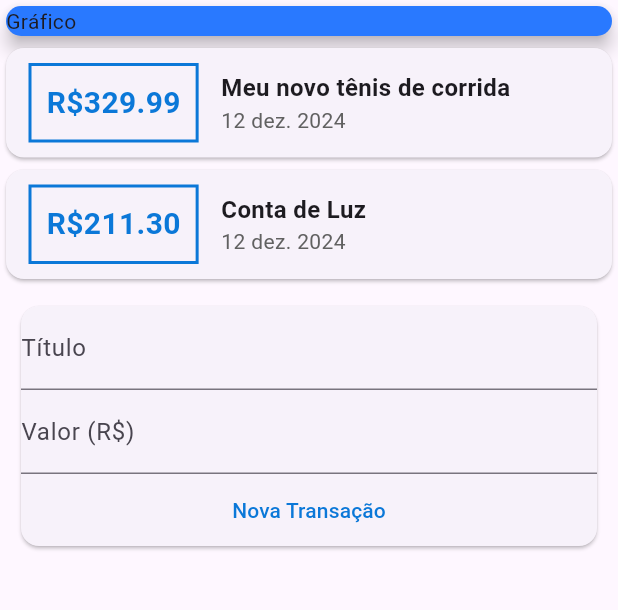
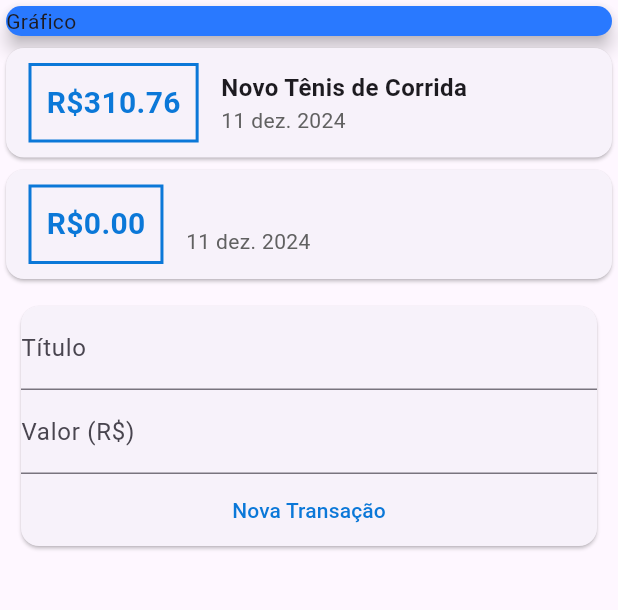
Before and after one commit to Jooaomarcelo/despesas-app, a Flutter app: the screen it shows after launch, after a tap on "Nova Transação", on a phone screen of 412 x 824 dp, the part 84-694 px from its top. Run offline on Flutter 3.47's test engine with Material 3 defaults, Android fonts, the light colour scheme and no system bars.

Commit message:
Added feature to create new transaction

```diff
--- a/lib/components/transaction_form.dart
+++ b/lib/components/transaction_form.dart
@@ -1,10 +1,11 @@
 import 'package:flutter/material.dart';
 
 class TransactionForm extends StatelessWidget {
-  TransactionForm({super.key});
-
   final titleController = TextEditingController();
   final valueController = TextEditingController();
+  final void Function(String, double) onSubmit;
+
+  TransactionForm(this.onSubmit, {super.key});
 
   @override
   Widget build(BuildContext context) {
@@ -15,19 +16,20 @@ class TransactionForm extends StatelessWidget {
           children: [
             TextField(
               controller: titleController,
-              decoration: InputDecoration(labelText: 'Título'),
+              decoration: const InputDecoration(labelText: 'Título'),
             ),
             TextField(
               controller: valueController,
-              decoration: InputDecoration(labelText: 'Valor (R\$)'),
+              decoration: const InputDecoration(labelText: 'Valor (R\$)'),
             ),
             TextButton(
               style: TextButton.styleFrom(
                 foregroundColor: const Color.fromRGBO(11, 120, 216, 1),
               ),
               onPressed: () {
-                print(titleController.text);
-                print(valueController.text);
+                final title = titleController.text;
+                final value = double.tryParse(valueController.text) ?? 0.0;
+                onSubmit(title, value);
               },
               child: const Text('Nova Transação'),
             )
--- a/lib/components/transaction_user.dart
+++ b/lib/components/transaction_user.dart
@@ -14,25 +14,33 @@ class TransactionUser extends StatefulWidget {
 class _TransactionUserState extends State<TransactionUser> {
   final List<Transaction> _transactions = [
     Transaction(
-      id: '1',
-      title: 'Meu novo tênis de corrida',
-      value: 329.99,
-      date: DateTime.now(),
-    ),
-    Transaction(
-      id: '2',
-      title: 'Conta de Luz',
-      value: 211.30,
-      date: DateTime.now(),
-    ),
+        id: '1',
+        title: 'Novo Tênis de Corrida',
+        value: 310.76,
+        date: DateTime.now().subtract(const Duration(days: 1))),
   ];
+
+  void _addTransaction(String title, double value) {
+    final int id = _transactions.isNotEmpty
+        ? int.parse(_transactions[_transactions.length - 1].id) + 1
+        : 1;
+
+    final newTransaction = Transaction(
+      id: id.toString(),
+      title: title,
+      value: value,
+      date: DateTime.now().subtract(const Duration(days: 1)),
+    );
+
+    setState(() => _transactions.add(newTransaction));
+  }
 
   @override
   Widget build(BuildContext context) {
     return Column(
       children: [
         TransactionList(_transactions),
-        TransactionForm(),
+        TransactionForm(_addTransaction),
       ],
     );
   }
--- a/lib/main.dart
+++ b/lib/main.dart
@@ -10,12 +10,12 @@ class ExpensesApp extends StatelessWidget {
 
   @override
   Widget build(BuildContext context) {
-    return MaterialApp(home: MyHomePage());
+    return const MaterialApp(home: MyHomePage());
   }
 }
 
 class MyHomePage extends StatelessWidget {
-  MyHomePage({super.key});
+  const MyHomePage({super.key});
 
   @override
   Widget build(BuildContext context) {
@@ -37,7 +37,7 @@ class MyHomePage extends StatelessWidget {
               child: const Text('Gráfico'),
             ),
           ),
-          TransactionUser(),
+          const TransactionUser(),
         ],
       ),
     );
```
